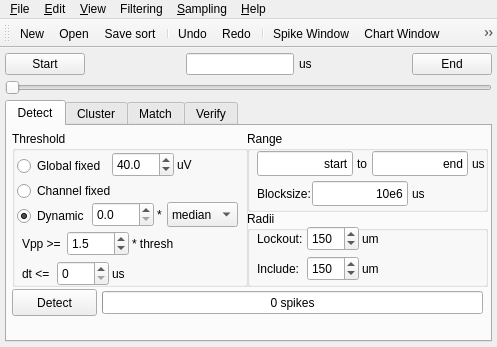
Before: the Qt Designer form spyke/spyke.ui in spyke/spyke, drawn with Qt 5.
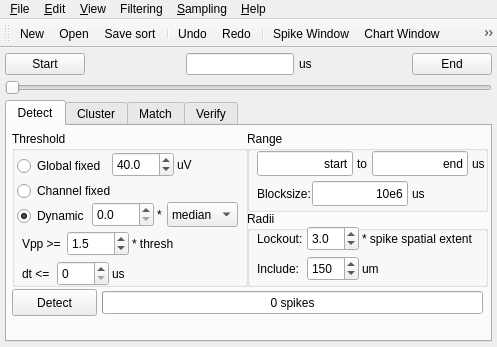
After: the same form once the commit is applied. Icons and pictures are not drawn. Custom widgets are drawn as their Qt base class.

Commit message:
Make spatial lockout a multiple of each spike's spatial extent, instead of a constant
* Add nlockchans and lockchans fields to spike array
* Remove unused locknbhdi
* Plot raster lines for each spike only on its locked out chans
* Bump sort version to 1.0

What changed in the file:
```diff
--- a/spyke/spyke.ui
+++ b/spyke/spyke.ui
@@ -581,7 +581,7 @@
         <property name="title">
          <string>Radii</string>
         </property>
-        <widget class="QSpinBox" name="lockRSpinBox">
+        <widget class="QDoubleSpinBox" name="lockRxSpinBox">
          <property name="geometry">
           <rect>
            <x>60</x>
@@ -593,11 +593,14 @@
          <property name="toolTip">
           <string>Spatial extent of lockout following a spike</string>
          </property>
-         <property name="maximum">
-          <number>9999</number>
+         <property name="decimals">
+          <number>1</number>
+         </property>
+         <property name="singleStep">
+          <double>0.500000000000000</double>
          </property>
          <property name="value">
-          <number>150</number>
+          <double>3.000000000000000</double>
          </property>
         </widget>
         <widget class="QSpinBox" name="inclRSpinBox">
@@ -624,12 +627,12 @@
           <rect>
            <x>115</x>
            <y>20</y>
-           <width>18</width>
-           <height>15</height>
+           <width>121</width>
+           <height>16</height>
           </rect>
          </property>
          <property name="text">
-          <string>um</string>
+          <string>* spike spatial extent</string>
          </property>
         </widget>
         <widget class="QLabel" name="label_12">
```
Left out of the diff: 5 changed lines with no effect on the pictures. The commit also changes 5 other files.
